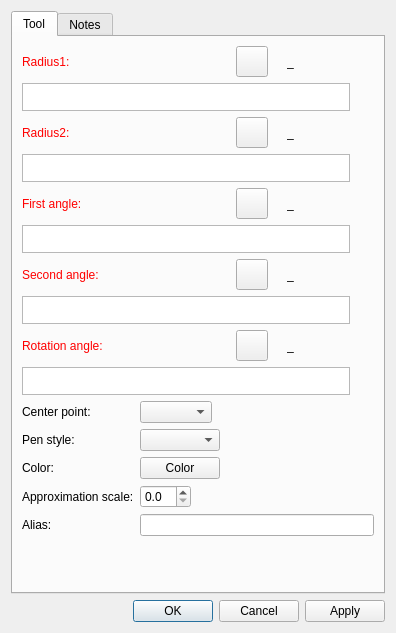
This is src/libs/vtools/dialogs/tools/dialogellipticalarc.ui in equinox-patterns/Ostara as Qt 5 draws it before an edit. The edited form follows.
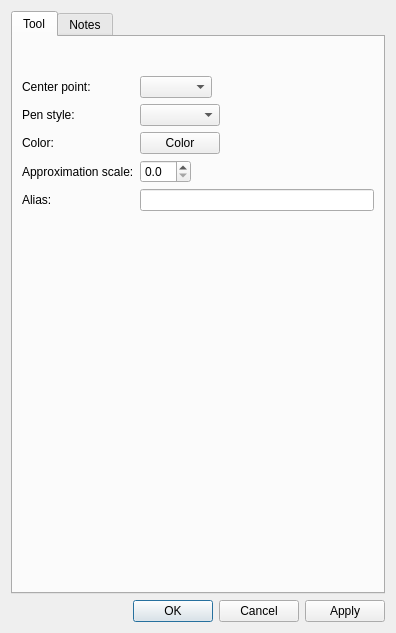
This is the edited form. Icons and pictures are not drawn. Custom widgets are drawn as their Qt base class.

Diff of the .ui file:
```diff
--- a/src/libs/vtools/dialogs/tools/dialogellipticalarc.ui
+++ b/src/libs/vtools/dialogs/tools/dialogellipticalarc.ui
@@ -29,929 +29,19 @@
       </attribute>
       <layout class="QVBoxLayout" name="verticalLayout">
        <item>
-        <layout class="QHBoxLayout" name="horizontalLayout_5">
-         <item alignment="Qt::AlignLeft">
-          <widget class="QLabel" name="labelEditRadius1">
-           <property name="sizePolicy">
-            <sizepolicy hsizetype="Fixed" vsizetype="Preferred">
-             <horstretch>0</horstretch>
-             <verstretch>0</verstretch>
-            </sizepolicy>
-           </property>
-           <property name="palette">
-            <palette>
-             <active>
-              <colorrole role="WindowText">
-               <brush brushstyle="SolidPattern">
-                <color alpha="255">
-                 <red>255</red>
-                 <green>0</green>
-                 <blue>0</blue>
-                </color>
-               </brush>
-              </colorrole>
-             </active>
-             <inactive>
-              <colorrole role="WindowText">
-               <brush brushstyle="SolidPattern">
-                <color alpha="255">
-                 <red>255</red>
-                 <green>0</green>
-                 <blue>0</blue>
-                </color>
-               </brush>
-              </colorrole>
-             </inactive>
-             <disabled>
-              <colorrole role="WindowText">
-               <brush brushstyle="SolidPattern">
-                <color alpha="255">
-                 <red>159</red>
-                 <green>158</green>
-                 <blue>158</blue>
-                </color>
-               </brush>
-              </colorrole>
-             </disabled>
-            </palette>
-           </property>
-           <property name="text">
-            <string>Radius1:</string>
-           </property>
-          </widget>
-         </item>
-         <item>
-          <spacer name="horizontalSpacer_1">
-           <property name="orientation">
-            <enum>Qt::Horizontal</enum>
-           </property>
-           <property name="sizeHint" stdset="0">
-            <size>
-             <width>40</width>
-             <height>20</height>
-            </size>
-           </property>
-          </spacer>
-         </item>
-         <item alignment="Qt::AlignRight">
-          <widget class="QToolButton" name="toolButtonExprRadius1">
-           <property name="toolTip">
-            <string>Formula wizard</string>
-           </property>
-           <property name="text">
-            <string notr="true"/>
-           </property>
-           <property name="icon">
-            <iconset resource="../../../vmisc/share/resources/icon.qrc">
-             <normaloff>:/icon/light/24x24/fx.png</normaloff>:/icon/light/24x24/fx.png</iconset>
-           </property>
-           <property name="iconSize">
-            <size>
-             <width>24</width>
-             <height>24</height>
-            </size>
-           </property>
-          </widget>
-         </item>
-         <item alignment="Qt::AlignRight">
-          <widget class="QLabel" name="label_1">
-           <property name="text">
-            <string/>
-           </property>
-           <property name="pixmap">
-            <pixmap resource="../../../vmisc/share/resources/icon.qrc">:/icon/light/24x24/equal.png</pixmap>
-           </property>
-          </widget>
-         </item>
-         <item alignment="Qt::AlignRight">
-          <widget class="QLabel" name="labelResultRadius1">
-           <property name="sizePolicy">
-            <sizepolicy hsizetype="Fixed" vsizetype="Preferred">
-             <horstretch>0</horstretch>
-             <verstretch>0</verstretch>
-            </sizepolicy>
-           </property>
-           <property name="minimumSize">
-            <size>
-             <width>87</width>
-             <height>0</height>
-            </size>
-           </property>
-           <property name="toolTip">
-            <string>Value</string>
-           </property>
-           <property name="text">
-            <string notr="true">_</string>
-           </property>
-          </widget>
-         </item>
-        </layout>
+        <widget class="QWidget" name="formulaRadius1Placeholder" native="true"/>
        </item>
        <item>
-        <layout class="QHBoxLayout" name="horizontalLayout_9">
-         <property name="topMargin">
-          <number>0</number>
-         </property>
-         <property name="bottomMargin">
-          <number>0</number>
-         </property>
-         <item>
-          <widget class="VPlainTextEdit" name="plainTextEditRadius1">
-           <property name="sizePolicy">
-            <sizepolicy hsizetype="Expanding" vsizetype="Preferred">
-             <horstretch>0</horstretch>
-             <verstretch>0</verstretch>
-            </sizepolicy>
-           </property>
-           <property name="maximumSize">
-            <size>
-             <width>16777215</width>
-             <height>28</height>
-            </size>
-           </property>
-           <property name="toolTip">
-            <string>Calulation</string>
-           </property>
-           <property name="tabChangesFocus">
-            <bool>true</bool>
-           </property>
-          </widget>
-         </item>
-         <item>
-          <widget class="QPushButton" name="pushButtonGrowLengthRadius1">
-           <property name="maximumSize">
-            <size>
-             <width>18</width>
-             <height>18</height>
-            </size>
-           </property>
-           <property name="sizeIncrement">
-            <size>
-             <width>0</width>
-             <height>0</height>
-            </size>
-           </property>
-           <property name="toolTip">
-            <string>&lt;html&gt;&lt;head/&gt;&lt;body&gt;&lt;p&gt;Show full calculation in message box&lt;/p&gt;&lt;/body&gt;&lt;/html&gt;</string>
-           </property>
-           <property name="text">
-            <string notr="true"/>
-           </property>
-           <property name="icon">
-            <iconset theme="go-down"/>
-           </property>
-           <property name="iconSize">
-            <size>
-             <width>16</width>
-             <height>16</height>
-            </size>
-           </property>
-           <property name="flat">
-            <bool>true</bool>
-           </property>
-          </widget>
-         </item>
-        </layout>
+        <widget class="QWidget" name="formulaRadius2Placeholder" native="true"/>
        </item>
        <item>
-        <layout class="QHBoxLayout" name="horizontalLayout_17">
-         <item alignment="Qt::AlignLeft">
-          <widget class="QLabel" name="labelEditRadius2">
-           <property name="sizePolicy">
-            <sizepolicy hsizetype="Fixed" vsizetype="Preferred">
-             <horstretch>0</horstretch>
-             <verstretch>0</verstretch>
-            </sizepolicy>
-           </property>
-           <property name="palette">
-            <palette>
-             <active>
-              <colorrole role="WindowText">
-               <brush brushstyle="SolidPattern">
-                <color alpha="255">
-                 <red>255</red>
-                 <green>0</green>
-                 <blue>0</blue>
-                </color>
-               </brush>
-              </colorrole>
-             </active>
-             <inactive>
-              <colorrole role="WindowText">
-               <brush brushstyle="SolidPattern">
-                <color alpha="255">
-                 <red>255</red>
-                 <green>0</green>
-                 <blue>0</blue>
-                </color>
-               </brush>
-              </colorrole>
-             </inactive>
-             <disabled>
-              <colorrole role="WindowText">
-               <brush brushstyle="SolidPattern">
-                <color alpha="255">
-                 <red>159</red>
-                 <green>158</green>
-                 <blue>158</blue>
-                </color>
-               </brush>
-              </colorrole>
-             </disabled>
-            </palette>
-           </property>
-           <property name="text">
-            <string>Radius2:</string>
-           </property>
-          </widget>
-         </item>
-         <item>
-          <spacer name="horizontalSpacer_9">
-           <property name="orientation">
-            <enum>Qt::Horizontal</enum>
-           </property>
-           <property name="sizeHint" stdset="0">
-            <size>
-             <width>40</width>
-             <height>20</height>
-            </size>
-           </property>
-          </spacer>
-         </item>
-         <item alignment="Qt::AlignRight">
-          <widget class="QToolButton" name="toolButtonExprRadius2">
-           <property name="toolTip">
-            <string>Formula wizard</string>
-           </property>
-           <property name="text">
-            <string notr="true"/>
-           </property>
-           <property name="icon">
-            <iconset resource="../../../vmisc/share/resources/icon.qrc">
-             <normaloff>:/icon/light/24x24/fx.png</normaloff>:/icon/light/24x24/fx.png</iconset>
-           </property>
-           <property name="iconSize">
-            <size>
-             <width>24</width>
-             <height>24</height>
-            </size>
-           </property>
-          </widget>
-         </item>
-         <item alignment="Qt::AlignRight">
-          <widget class="QLabel" name="label_7">
-           <property name="text">
-            <string/>
-           </property>
-           <property name="pixmap">
-            <pixmap resource="../../../vmisc/share/resources/icon.qrc">:/icon/light/24x24/equal.png</pixmap>
-           </property>
-          </widget>
-         </item>
-         <item alignment="Qt::AlignRight">
-          <widget class="QLabel" name="labelResultRadius2">
-           <property name="sizePolicy">
-            <sizepolicy hsizetype="Fixed" vsizetype="Preferred">
-             <horstretch>0</horstretch>
-             <verstretch>0</verstretch>
-            </sizepolicy>
-           </property>
-           <property name="minimumSize">
-            <size>
-             <width>87</width>
-             <height>0</height>
-            </size>
-           </property>
-           <property name="toolTip">
-            <string>Value</string>
-           </property>
-           <property name="text">
-            <string notr="true">_</string>
-           </property>
-          </widget>
-         </item>
-        </layout>
+        <widget class="QWidget" name="formulaF1Placeholder" native="true"/>
        </item>
        <item>
-        <layout class="QHBoxLayout" name="horizontalLayout_16">
-         <property name="topMargin">
-          <number>0</number>
-         </property>
-         <property name="bottomMargin">
-          <number>0</number>
-         </property>
-         <item>
-          <widget class="VPlainTextEdit" name="plainTextEditRadius2">
-           <property name="sizePolicy">
-            <sizepolicy hsizetype="Expanding" vsizetype="Preferred">
-             <horstretch>0</horstretch>
-             <verstretch>0</verstretch>
-            </sizepolicy>
-           </property>
-           <property name="maximumSize">
-            <size>
-             <width>16777215</width>
-             <height>28</height>
-            </size>
-           </property>
-           <property name="toolTip">
-            <string>Calulation</string>
-           </property>
-           <property name="tabChangesFocus">
-            <bool>true</bool>
-           </property>
-          </widget>
-         </item>
-         <item>
-          <widget class="QPushButton" name="pushButtonGrowLengthRadius2">
-           <property name="maximumSize">
-            <size>
-             <width>18</width>
-             <height>18</height>
-            </size>
-           </property>
-           <property name="sizeIncrement">
-            <size>
-             <width>0</width>
-             <height>0</height>
-            </size>
-           </property>
-           <property name="toolTip">
-            <string>&lt;html&gt;&lt;head/&gt;&lt;body&gt;&lt;p&gt;Show full calculation in message box&lt;/p&gt;&lt;/body&gt;&lt;/html&gt;</string>
-           </property>
-           <property name="text">
-            <string notr="true"/>
-           </property>
-           <property name="icon">
-            <iconset theme="go-down"/>
-           </property>
-           <property name="iconSize">
-            <size>
-             <width>16</width>
-             <height>16</height>
-            </size>
-           </property>
-           <property name="flat">
-            <bool>true</bool>
-           </property>
-          </widget>
-         </item>
-        </layout>
+        <widget class="QWidget" name="formulaF2Placeholder" native="true"/>
        </item>
        <item>
-        <layout class="QHBoxLayout" name="horizontalLayout_10">
-         <item alignment="Qt::AlignLeft">
-          <widget class="QLabel" name="labelEditF1">
-           <property name="sizePolicy">
-            <sizepolicy hsizetype="Fixed" vsizetype="Preferred">
-             <horstretch>0</horstretch>
-             <verstretch>0</verstretch>
-            </sizepolicy>
-           </property>
-           <property name="palette">
-            <palette>
-             <active>
-              <colorrole role="WindowText">
-               <brush brushstyle="SolidPattern">
-                <color alpha="255">
-                 <red>255</red>
-                 <green>0</green>
-                 <blue>0</blue>
-                </color>
-               </brush>
-              </colorrole>
-             </active>
-             <inactive>
-              <colorrole role="WindowText">
-               <brush brushstyle="SolidPattern">
-                <color alpha="255">
-                 <red>255</red>
-                 <green>0</green>
-                 <blue>0</blue>
-                </color>
-               </brush>
-              </colorrole>
-             </inactive>
-             <disabled>
-              <colorrole role="WindowText">
-               <brush brushstyle="SolidPattern">
-                <color alpha="255">
-                 <red>159</red>
-                 <green>158</green>
-                 <blue>158</blue>
-                </color>
-               </brush>
-              </colorrole>
-             </disabled>
-            </palette>
-           </property>
-           <property name="text">
-            <string>First angle:</string>
-           </property>
-          </widget>
-         </item>
-         <item>
-          <spacer name="horizontalSpacer_6">
-           <property name="orientation">
-            <enum>Qt::Horizontal</enum>
-           </property>
-           <property name="sizeHint" stdset="0">
-            <size>
-             <width>40</width>
-             <height>20</height>
-            </size>
-           </property>
-          </spacer>
-         </item>
-         <item alignment="Qt::AlignRight">
-          <widget class="QToolButton" name="toolButtonExprF1">
-           <property name="toolTip">
-            <string>Formula wizard</string>
-           </property>
-           <property name="text">
-            <string notr="true"/>
-           </property>
-           <property name="icon">
-            <iconset resource="../../../vmisc/share/resources/icon.qrc">
-             <normaloff>:/icon/light/24x24/fx.png</normaloff>:/icon/light/24x24/fx.png</iconset>
-           </property>
-           <property name="iconSize">
-            <size>
-             <width>24</width>
-             <height>24</height>
-            </size>
-           </property>
-          </widget>
-         </item>
-         <item alignment="Qt::AlignRight">
-          <widget class="QLabel" name="label_8">
-           <property name="text">
-            <string/>
-           </property>
-           <property name="pixmap">
-            <pixmap resource="../../../vmisc/share/resources/icon.qrc">:/icon/light/24x24/equal.png</pixmap>
-           </property>
-          </widget>
-         </item>
-         <item alignment="Qt::AlignRight">
-          <widget class="QLabel" name="labelResultF1">
-           <property name="sizePolicy">
-            <sizepolicy hsizetype="Fixed" vsizetype="Preferred">
-             <horstretch>0</horstretch>
-             <verstretch>0</verstretch>
-            </sizepolicy>
-           </property>
-           <property name="minimumSize">
-            <size>
-             <width>87</width>
-             <height>0</height>
-            </size>
-           </property>
-           <property name="toolTip">
-            <string>Value</string>
-           </property>
-           <property name="text">
-            <string notr="true">_</string>
-           </property>
-          </widget>
-         </item>
-        </layout>
-       </item>
-       <item>
-        <layout class="QHBoxLayout" name="horizontalLayout_11">
-         <property name="topMargin">
-          <number>0</number>
-         </property>
-         <property name="bottomMargin">
-          <number>0</number>
-         </property>
-         <item>
-          <widget class="VPlainTextEdit" name="plainTextEditF1">
-           <property name="sizePolicy">
-            <sizepolicy hsizetype="Expanding" vsizetype="Preferred">
-             <horstretch>0</horstretch>
-             <verstretch>0</verstretch>
-            </sizepolicy>
-           </property>
-           <property name="maximumSize">
-            <size>
-             <width>16777215</width>
-             <height>28</height>
-            </size>
-           </property>
-           <property name="toolTip">
-            <string>Calculation</string>
-           </property>
-           <property name="tabChangesFocus">
-            <bool>true</bool>
-           </property>
-          </widget>
-         </item>
-         <item>
-          <widget class="QPushButton" name="pushButtonGrowLengthF1">
-           <property name="maximumSize">
-            <size>
-             <width>18</width>
-             <height>18</height>
-            </size>
-           </property>
-           <property name="sizeIncrement">
-            <size>
-             <width>0</width>
-             <height>0</height>
-            </size>
-           </property>
-           <property name="toolTip">
-            <string>&lt;html&gt;&lt;head/&gt;&lt;body&gt;&lt;p&gt;Show full calculation in message box&lt;/p&gt;&lt;/body&gt;&lt;/html&gt;</string>
-           </property>
-           <property name="text">
-            <string notr="true"/>
-           </property>
-           <property name="icon">
-            <iconset theme="go-down"/>
-           </property>
-           <property name="iconSize">
-            <size>
-             <width>16</width>
-             <height>16</height>
-            </size>
-           </property>
-           <property name="flat">
-            <bool>true</bool>
-           </property>
-          </widget>
-         </item>
-        </layout>
-       </item>
-       <item>
-        <layout class="QHBoxLayout" name="horizontalLayout_12">
-         <item alignment="Qt::AlignLeft">
-          <widget class="QLabel" name="labelEditF2">
-           <property name="sizePolicy">
-            <sizepolicy hsizetype="Fixed" vsizetype="Preferred">
-             <horstretch>0</horstretch>
-             <verstretch>0</verstretch>
-            </sizepolicy>
-           </property>
-           <property name="palette">
-            <palette>
-             <active>
-              <colorrole role="WindowText">
-               <brush brushstyle="SolidPattern">
-                <color alpha="255">
-                 <red>255</red>
-                 <green>0</green>
-                 <blue>0</blue>
-                </color>
-               </brush>
-              </colorrole>
-             </active>
-             <inactive>
-              <colorrole role="WindowText">
-               <brush brushstyle="SolidPattern">
-                <color alpha="255">
-                 <red>255</red>
-                 <green>0</green>
-                 <blue>0</blue>
-                </color>
-               </brush>
-              </colorrole>
-             </inactive>
-             <disabled>
-              <colorrole role="WindowText">
-               <brush brushstyle="SolidPattern">
-                <color alpha="255">
-                 <red>159</red>
-                 <green>158</green>
-                 <blue>158</blue>
-                </color>
-               </brush>
-              </colorrole>
-             </disabled>
-            </palette>
-           </property>
-           <property name="text">
-            <string>Second angle:</string>
-           </property>
-          </widget>
-         </item>
-         <item>
-          <spacer name="horizontalSpacer_7">
-           <property name="orientation">
-            <enum>Qt::Horizontal</enum>
-           </property>
-           <property name="sizeHint" stdset="0">
-            <size>
-             <width>40</width>
-             <height>20</height>
-            </size>
-           </property>
-          </spacer>
-         </item>
-         <item alignment="Qt::AlignRight">
-          <widget class="QToolButton" name="toolButtonExprF2">
-           <property name="toolTip">
-            <string>Formula wizard</string>
-           </property>
-           <property name="text">
-            <string notr="true"/>
-           </property>
-           <property name="icon">
-            <iconset resource="../../../vmisc/share/resources/icon.qrc">
-             <normaloff>:/icon/light/24x24/fx.png</normaloff>:/icon/light/24x24/fx.png</iconset>
-           </property>
-           <property name="iconSize">
-            <size>
-             <width>24</width>
-             <height>24</height>
-            </size>
-           </property>
-          </widget>
-         </item>
-         <item alignment="Qt::AlignRight">
-          <widget class="QLabel" name="label_9">
-           <property name="text">
-            <string/>
-           </property>
-           <property name="pixmap">
-            <pixmap resource="../../../vmisc/share/resources/icon.qrc">:/icon/light/24x24/equal.png</pixmap>
-           </property>
-          </widget>
-         </item>
-         <item>
-          <widget class="QLabel" name="labelResultF2">
-           <property name="sizePolicy">
-            <sizepolicy hsizetype="Fixed" vsizetype="Preferred">
-             <horstretch>0</horstretch>
-             <verstretch>0</verstretch>
-            </sizepolicy>
-           </property>
-           <property name="minimumSize">
-            <size>
-             <width>87</width>
-             <height>0</height>
-            </size>
-           </property>
-           <property name="toolTip">
-            <string>Value</string>
-           </property>
-           <property name="text">
-            <string notr="true">_</string>
-           </property>
-          </widget>
-         </item>
-        </layout>
-       </item>
-       <item>
-        <layout class="QHBoxLayout" name="horizontalLayout_13">
-         <property name="topMargin">
-          <number>0</number>
-         </property>
-         <property name="bottomMargin">
-          <number>0</number>
-         </property>
-         <item>
-          <widget class="VPlainTextEdit" name="plainTextEditF2">
-           <property name="sizePolicy">
-            <sizepolicy hsizetype="Expanding" vsizetype="Preferred">
-             <horstretch>0</horstretch>
-             <verstretch>0</verstretch>
-            </sizepolicy>
-           </property>
-           <property name="maximumSize">
-            <size>
-             <width>16777215</width>
-             <height>28</height>
-            </size>
-           </property>
-           <property name="toolTip">
-            <string>Calculation</string>
-           </property>
-           <property name="tabChangesFocus">
-            <bool>true</bool>
-           </property>
-          </widget>
-         </item>
-         <item>
-          <widget class="QPushButton" name="pushButtonGrowLengthF2">
-           <property name="maximumSize">
-            <size>
-             <width>18</width>
-             <height>18</height>
-            </size>
-           </property>
-           <property name="sizeIncrement">
-            <size>
-             <width>0</width>
-             <height>0</height>
-            </size>
-           </property>
-           <property name="toolTip">
-            <string>&lt;html&gt;&lt;head/&gt;&lt;body&gt;&lt;p&gt;Show full calculation in message box&lt;/p&gt;&lt;/body&gt;&lt;/html&gt;</string>
-           </property>
-           <property name="text">
-            <string notr="true"/>
-           </property>
-           <property name="icon">
-            <iconset theme="go-down"/>
-           </property>
-           <property name="iconSize">
-            <size>
-             <width>16</width>
-             <height>16</height>
-            </size>
-           </property>
-           <property name="flat">
-            <bool>true</bool>
-           </property>
-          </widget>
-         </item>
-        </layout>
-       </item>
-       <item>
-        <layout class="QHBoxLayout" name="horizontalLayout_14">
-         <item alignment="Qt::AlignLeft">
-          <widget class="QLabel" name="labelEditRotationAngle">
-           <property name="sizePolicy">
-            <sizepolicy hsizetype="Fixed" vsizetype="Preferred">
-             <horstretch>0</horstretch>
-             <verstretch>0</verstretch>
-            </sizepolicy>
-           </property>
-           <property name="palette">
-            <palette>
-             <active>
-              <colorrole role="WindowText">
-               <brush brushstyle="SolidPattern">
-                <color alpha="255">
-                 <red>255</red>
-                 <green>0</green>
-                 <blue>0</blue>
-                </color>
-               </brush>
-              </colorrole>
-             </active>
-             <inactive>
-              <colorrole role="WindowText">
-               <brush brushstyle="SolidPattern">
-                <color alpha="255">
-                 <red>255</red>
-                 <green>0</green>
-                 <blue>0</blue>
-                </color>
-               </brush>
-              </colorrole>
-             </inactive>
-             <disabled>
-              <colorrole role="WindowText">
-               <brush brushstyle="SolidPattern">
-                <color alpha="255">
-                 <red>159</red>
-                 <green>158</green>
-                 <blue>158</blue>
-                </color>
-               </brush>
-              </colorrole>
-             </disabled>
-            </palette>
-           </property>
-           <property name="text">
-            <string>Rotation angle:</string>
-           </property>
-          </widget>
-         </item>
-         <item>
-          <spacer name="horizontalSpacer_8">
-           <property name="orientation">
-            <enum>Qt::Horizontal</enum>
-           </property>
-           <property name="sizeHint" stdset="0">
-            <size>
-             <width>40</width>
-             <height>20</height>
-            </size>
-           </property>
-          </spacer>
-         </item>
-         <item alignment="Qt::AlignRight">
-          <widget class="QToolButton" name="toolButtonExprRotationAngle">
-           <property name="toolTip">
-            <string>Formula wizard</string>
-           </property>
-           <property name="text">
-            <string notr="true"/>
-           </property>
-           <property name="icon">
-            <iconset resource="../../../vmisc/share/resources/icon.qrc">
-             <normaloff>:/icon/light/24x24/fx.png</normaloff>:/icon/light/24x24/fx.png</iconset>
-           </property>
-           <property name="iconSize">
-            <size>
-             <width>24</width>
-             <height>24</height>
-            </size>
-           </property>
-          </widget>
-         </item>
-         <item alignment="Qt::AlignRight">
-          <widget class="QLabel" name="label_12">
-           <property name="text">
-            <string/>
-           </property>
-           <property name="pixmap">
-            <pixmap resource="../../../vmisc/share/resources/icon.qrc">:/icon/light/24x24/equal.png</pixmap>
-           </property>
-          </widget>
-         </item>
-         <item alignment="Qt::AlignRight">
-          <widget class="QLabel" name="labelResultRotationAngle">
-           <property name="sizePolicy">
-            <sizepolicy hsizetype="Fixed" vsizetype="Preferred">
-             <horstretch>0</horstretch>
-             <verstretch>0</verstretch>
-            </sizepolicy>
-           </property>
-           <property name="minimumSize">
-            <size>
-             <width>87</width>
-             <height>0</height>
-            </size>
-           </property>
-           <property name="toolTip">
-            <string>Value</string>
-           </property>
-           <property name="text">
-            <string notr="true">_</string>
-           </property>
-          </widget>
-         </item>
-        </layout>
-       </item>
-       <item>
-        <layout class="QHBoxLayout" name="horizontalLayout_15">
-         <property name="topMargin">
-          <number>0</number>
-         </property>
-         <property name="bottomMargin">
-          <number>0</number>
-         </property>
-         <item>
-          <widget class="VPlainTextEdit" name="plainTextEditRotationAngle">
-           <property name="sizePolicy">
-            <sizepolicy hsizetype="Expanding" vsizetype="Preferred">
-             <horstretch>0</horstretch>
-             <verstretch>0</verstretch>
-            </sizepolicy>
-           </property>
-           <property name="maximumSize">
-            <size>
-             <width>16777215</width>
-             <height>28</height>
-            </size>
-           </property>
-           <property name="toolTip">
-            <string>Calculation</string>
-           </property>
-           <property name="tabChangesFocus">
-            <bool>true</bool>
-           </property>
-          </widget>
-         </item>
-         <item>
-          <widget class="QPushButton" name="pushButtonGrowLengthRotationAngle">
-           <property name="maximumSize">
-            <size>
-             <width>18</width>
-             <height>18</height>
-            </size>
-           </property>
-           <property name="sizeIncrement">
-            <size>
-             <width>0</width>
-             <height>0</height>
-            </size>
-           </property>
-           <property name="toolTip">
-            <string>&lt;html&gt;&lt;head/&gt;&lt;body&gt;&lt;p&gt;Show full calculation in message box&lt;/p&gt;&lt;/body&gt;&lt;/html&gt;</string>
-           </property>
-           <property name="text">
-            <string notr="true"/>
-           </property>
-           <property name="icon">
-            <iconset theme="go-down"/>
-           </property>
-           <property name="iconSize">
-            <size>
-             <width>16</width>
-             <height>16</height>
-            </size>
-           </property>
-           <property name="flat">
-            <bool>true</bool>
-           </property>
-          </widget>
-         </item>
-        </layout>
+        <widget class="QWidget" name="formulaRotationAnglePlaceholder" native="true"/>
        </item>
        <item>
         <layout class="QFormLayout" name="formLayout_2">
@@ -1101,11 +191,6 @@
    <extends>QPushButton</extends>
    <header>../vpropertyexplorer/qtcolorpicker.h</header>
   </customwidget>
-  <customwidget>
-   <class>VPlainTextEdit</class>
-   <extends>QPlainTextEdit</extends>
-   <header>../vwidgets/vplaintextedit.h</header>
-  </customwidget>
  </customwidgets>
  <resources>
   <include location="../../../vmisc/share/resources/icon.qrc"/>
```
